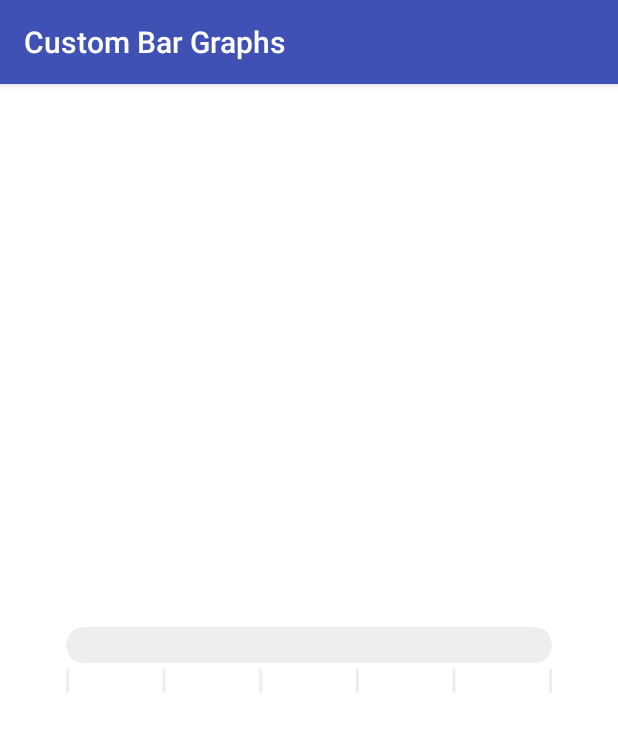
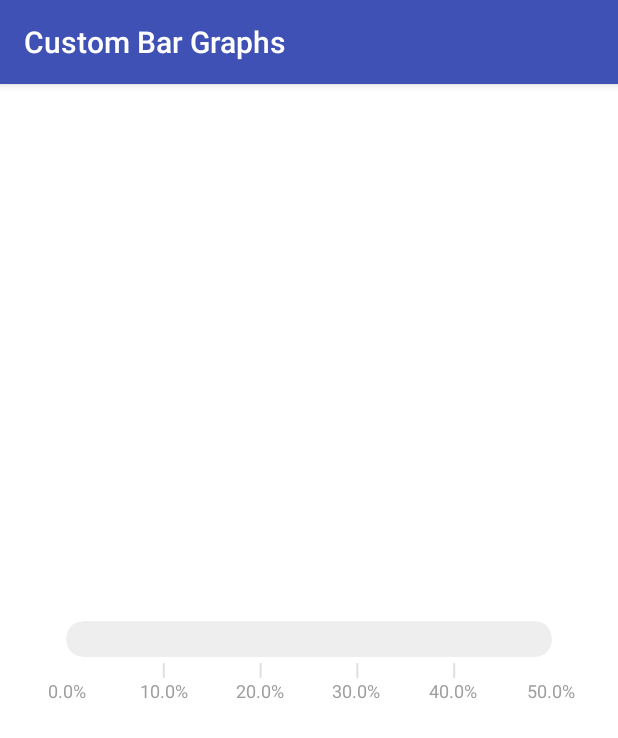
Before and after one commit to joseph-venditti/CustomBarGraph, an Android app: the screen it shows after launch (MainActivity), on a phone screen of 412 x 824 dp. Shown: the top 738 px of the screen. Run offline under Robolectric (Android 15) with nearby library versions, the phone set to English and light mode, and no system bars.

Commit message:
- Can now show line percentages

```diff
--- a/app/src/main/java/ca/jmdv/bargraphtester/MainActivity.java
+++ b/app/src/main/java/ca/jmdv/bargraphtester/MainActivity.java
@@ -19,11 +19,11 @@ public class MainActivity extends AppCompatActivity {
         setContentView(R.layout.activity_main);
 
         // Create color/value pairs
-        ColorValuePair pair0 = new ColorValuePair(ContextCompat.getColor(this, R.color.colorOrange_800), 10.0f);
-        ColorValuePair pair1 = new ColorValuePair(ContextCompat.getColor(this, R.color.colorBlue_200), 5.0f);
-        ColorValuePair pair2 = new ColorValuePair(ContextCompat.getColor(this, R.color.colorBlue_300), 1.0f);
-        ColorValuePair pair3 = new ColorValuePair(ContextCompat.getColor(this, R.color.colorBlue_400), 1.0f);
-        ColorValuePair pair4 = new ColorValuePair(ContextCompat.getColor(this, R.color.colorGreen_200), 0.5f);
+        ColorValuePair pair0 = new ColorValuePair(ContextCompat.getColor(this, R.color.colorOrange_800), 16.0f);
+        ColorValuePair pair1 = new ColorValuePair(ContextCompat.getColor(this, R.color.colorBlue_200), 10.0f);
+        ColorValuePair pair2 = new ColorValuePair(ContextCompat.getColor(this, R.color.colorBlue_300), 8.0f);
+        ColorValuePair pair3 = new ColorValuePair(ContextCompat.getColor(this, R.color.colorBlue_400), 5.0f);
+        ColorValuePair pair4 = new ColorValuePair(ContextCompat.getColor(this, R.color.colorGreen_200), 2.0f);
 
         // Add pairs to array
         ArrayList<ColorValuePair> values = new ArrayList<>();
@@ -35,7 +35,7 @@ public class MainActivity extends AppCompatActivity {
 
         // Set max value and data for bar graph
         final CustomBarGraph barGraph1 = (CustomBarGraph) findViewById(R.id.barGraph1);
-        barGraph1.setMaxValue(20.0f);
+        barGraph1.setMaxValue(50.0f);
         barGraph1.setData(values);
     }
 }
--- a/app/src/main/java/ca/jmdv/bargraphtester/views/CustomBarGraph.java
+++ b/app/src/main/java/ca/jmdv/bargraphtester/views/CustomBarGraph.java
@@ -6,9 +6,10 @@ import android.graphics.Canvas;
 import android.graphics.Color;
 import android.graphics.Paint;
 import android.graphics.Path;
+import android.graphics.Rect;
 import android.graphics.RectF;
+import android.graphics.Typeface;
 import android.util.AttributeSet;
-import android.util.Log;
 import android.view.View;
 
 import java.util.ArrayList;
@@ -18,9 +19,8 @@ import ca.jmdv.bargraphtester.models.ColorValuePair;
 
 public class CustomBarGraph extends View {
 
-    // TODO 1: Add line labels
-    // TODO 2: Add ability for primary labels
-    // TODO 3: Add ability for secondary labels
+    // TODO 1: Add ability for primary labels
+    // TODO 2: Add ability for secondary labels
 
     private static final String TAG = CustomBarGraph.class.getSimpleName();
 
@@ -28,6 +28,7 @@ public class CustomBarGraph extends View {
     private static final int MAX_SCALE_LINE_REPEAT_PERCENTAGE = 100;
     private static final int DEFAULT_SCALE_LINE_REPEAT_PERCENTAGE = 10;
     private static final int DEFAULT_SCALE_LINE_WIDTH = 2;
+    private static final String PERCENTAGE_SYMBOL = "%";
 
     private float maxValue = MAX_SCALE_LINE_REPEAT_PERCENTAGE;
     private float currentFillLength = 0;
@@ -36,9 +37,12 @@ public class CustomBarGraph extends View {
     private int scaleLineWidth;
     private int scaleLineRepeatPercentage;
     private int scaleLineTopPadding;
+    private int scaleLineBottomPadding;
+    private int scaleLabelHeight;
     private Paint barBasePaint;
     private Paint scaleLinePaint;
     private Paint cornerOverlayPaint;
+    private Paint scaleLinePercentagePaint;
     private Paint transparentPaint;
     private boolean scaleHideStartLine;
     private boolean scaleHideEndLine;
@@ -99,6 +103,8 @@ public class CustomBarGraph extends View {
         scaleLineHeight = ta.getDimensionPixelSize(R.styleable.CustomBarGraph_scaleLineHeight, 0);
         scaleLineWidth = ta.getDimensionPixelSize(R.styleable.CustomBarGraph_scaleLineWidth, DEFAULT_SCALE_LINE_WIDTH);
         scaleLineTopPadding = ta.getDimensionPixelSize(R.styleable.CustomBarGraph_scaleLineTopPadding, 0);
+        scaleLineBottomPadding = ta.getDimensionPixelSize(R.styleable.CustomBarGraph_scaleLineBottomPadding, 0);
+        int scaleLinePercentageTextSize = ta.getDimensionPixelSize(R.styleable.CustomBarGraph_scaleLinePercentageTextSize, 0);
 
         // Integers
         scaleLineRepeatPercentage = ta.getInteger(R.styleable.CustomBarGraph_scaleLineRepeatPercentage, DEFAULT_SCALE_LINE_REPEAT_PERCENTAGE);
@@ -112,6 +118,7 @@ public class CustomBarGraph extends View {
         int baseColor = ta.getColor(R.styleable.CustomBarGraph_baseColor, Color.BLACK);
         int scaleLineColor = ta.getColor(R.styleable.CustomBarGraph_scaleLineColor, Color.BLACK);
         int cornerOverlayColor = ta.getColor(R.styleable.CustomBarGraph_cornerOverlayColor, Color.TRANSPARENT);
+        int scaleLinePercentageTextColor = ta.getColor(R.styleable.CustomBarGraph_scaleLinePercentageTextColor, Color.BLACK);
 
         ta.recycle();
 
@@ -123,6 +130,18 @@ public class CustomBarGraph extends View {
 
         cornerOverlayPaint = new Paint(Paint.ANTI_ALIAS_FLAG);
         cornerOverlayPaint.setColor(cornerOverlayColor);
+
+        scaleLinePercentagePaint = new Paint(Paint.ANTI_ALIAS_FLAG);
+        scaleLinePercentagePaint.setColor(scaleLinePercentageTextColor);
+        scaleLinePercentagePaint.setTextSize(scaleLinePercentageTextSize);
+        scaleLinePercentagePaint.setTextAlign(Paint.Align.LEFT);
+        scaleLinePercentagePaint.setTypeface(Typeface.create(Typeface.DEFAULT, Typeface.NORMAL));
+
+        // Calculate the label height
+        Rect fillRect = new Rect();
+        String tempLabel = PERCENTAGE_SYMBOL;
+        scaleLinePercentagePaint.getTextBounds(tempLabel, 0, tempLabel.length(), fillRect);
+        scaleLabelHeight = fillRect.height();
 
         transparentPaint = new Paint(Paint.ANTI_ALIAS_FLAG);
         transparentPaint.setColor(Color.TRANSPARENT);
@@ -146,7 +165,9 @@ public class CustomBarGraph extends View {
         }
         drawCornerOverlays(canvas);
         drawScaleLines(canvas);
-        drawScaleLabels(canvas);
+        if (scaleShowLinePercentages) {
+            drawScaleLabels(canvas);
+        }
     }
 
     private void drawBase(Canvas canvas) {
@@ -279,20 +300,39 @@ public class CustomBarGraph extends View {
     }
 
     private void drawScaleLabels(Canvas canvas) {
-        int lineCount = (MAX_SCALE_LINE_REPEAT_PERCENTAGE / scaleLineRepeatPercentage);
-        Log.d(TAG, "drawScaleLabels: " + scaleShowLinePercentages + " | " + lineCount + " | " + maxValue + " | " + (maxValue / lineCount));
-        // TODO: Display percentages below lines
 
+        scaleLineRepeatPercentage = boundPercentage(scaleLineRepeatPercentage);
+
+        Rect fillRect;
+        float left;
+
+        float barLength = getWidth() - getPaddingRight() - getPaddingLeft();
+        float barCenter = getBarCenter();
+        float halfBarHeight = barHeight / 2;
+        float top = barCenter + halfBarHeight + scaleLineTopPadding + scaleLineBottomPadding + scaleLineHeight + scaleLabelHeight;
+
+        int lineCount = (MAX_SCALE_LINE_REPEAT_PERCENTAGE / scaleLineRepeatPercentage) + 1;
+        float lineSpace = (barLength - (lineCount * scaleLineWidth)) / (lineCount - 1);
+
+        String label;
+
+        for (int i = 0; i < lineCount; i++) {
+            fillRect = new Rect();
+            label = (i * (maxValue / (lineCount - 1))) + PERCENTAGE_SYMBOL;
+            scaleLinePercentagePaint.getTextBounds(label, 0, label.length(), fillRect);
+            left = getPaddingLeft() + (i * scaleLineWidth) + (i * lineSpace) - (fillRect.width() / 2);
+            canvas.drawText(label, left, top, scaleLinePercentagePaint);
+        }
     }
 
     private float getBarCenter() {
-        float barCenter = (getHeight() - scaleLineHeight - scaleLineTopPadding - getPaddingTop() - getPaddingBottom()) / 2;
+        float barCenter = (getHeight() - scaleLineHeight - scaleLineTopPadding - scaleLineBottomPadding - scaleLabelHeight - getPaddingTop() - getPaddingBottom()) / 2;
         barCenter += getPaddingTop();
         return barCenter;
     }
 
     private int measureHeight(int measureSpec) {
-        int size = barHeight + scaleLineTopPadding + scaleLineHeight + getPaddingTop() + getPaddingBottom();
+        int size = barHeight + scaleLineHeight + scaleLineTopPadding + scaleLineBottomPadding + scaleLabelHeight + getPaddingTop() + getPaddingBottom();
         return resolveSizeAndState(size, measureSpec, 0);
     }
 
--- a/app/src/main/res/layout/activity_main.xml
+++ b/app/src/main/res/layout/activity_main.xml
@@ -26,10 +26,13 @@
             custom:barHeight="@dimen/barHeight"
             custom:baseColor="@color/colorGrey_200"
             custom:cornerOverlayColor="@color/colorWhite"
-            custom:scaleHideEndLine="false"
-            custom:scaleHideStartLine="false"
-            custom:scaleLineColor="@color/colorGrey_200"
+            custom:scaleHideEndLine="true"
+            custom:scaleHideStartLine="true"
+            custom:scaleLineBottomPadding="@dimen/scaleLineBottomPadding"
+            custom:scaleLineColor="@color/colorGrey_300"
             custom:scaleLineHeight="@dimen/scaleLineHeight"
+            custom:scaleLinePercentageTextColor="@color/colorGrey_500"
+            custom:scaleLinePercentageTextSize="@dimen/scaleLinePercentageTextSize"
             custom:scaleLineRepeatPercentage="@integer/scaleLineRepeatPercentage"
             custom:scaleLineTopPadding="@dimen/scaleLineTopPadding"
             custom:scaleLineWidth="@dimen/scaleLineWidth"
--- a/app/src/main/res/values/attrs.xml
+++ b/app/src/main/res/values/attrs.xml
@@ -22,6 +22,9 @@
         <!-- The top padding of each scale line (if provided) -->
         <attr name="scaleLineTopPadding" format="dimension" />
 
+        <!-- The bottom padding of each scale line (if provided) -->
+        <attr name="scaleLineBottomPadding" format="dimension" />
+
         <!-- How often the scale line should repeat (min 1, max 100) -->
         <attr name="scaleLineRepeatPercentage" format="integer" />
 
@@ -34,5 +37,11 @@
         <!-- If you should show line percentages (based off the max value) -->
         <attr name="scaleShowLinePercentages" format="boolean" />
 
+        <!-- The text size of the line percentage labels (if provided) -->
+        <attr name="scaleLinePercentageTextSize" format="dimension" />
+
+        <!-- The text color of the line percentage labels (if provided) -->
+        <attr name="scaleLinePercentageTextColor" format="color" />
+
     </declare-styleable>
 </resources>
--- a/app/src/main/res/values/colors.xml
+++ b/app/src/main/res/values/colors.xml
@@ -6,6 +6,7 @@
     <color name="colorAccent">#FF4081</color>
 
     <color name="colorWhite">#FFFFFF</color>
+    <color name="colorBlack">#000000</color>
 
     <color name="colorGrey_100">#F5F5F5</color>
     <color name="colorGrey_200">#EEEEEE</color>
--- a/app/src/main/res/values/dimens-valueBar.xml
+++ b/app/src/main/res/values/dimens-valueBar.xml
@@ -6,9 +6,11 @@
     <dimen name="paddingBottom">12dp</dimen>
     <dimen name="paddingHorizontal">24dp</dimen>
     <dimen name="barHeight">24dp</dimen>
-    <dimen name="scaleLineHeight">16dp</dimen>
-    <dimen name="scaleLineWidth">2dp</dimen>
+    <dimen name="scaleLineHeight">10dp</dimen>
+    <dimen name="scaleLineWidth">1dp</dimen>
     <dimen name="scaleLineTopPadding">4dp</dimen>
+    <dimen name="scaleLineBottomPadding">4dp</dimen>
+    <dimen name="scaleLinePercentageTextSize">12dp</dimen>
 
     <!-- Integers -->
     <integer name="scaleLineRepeatPercentage">20</integer>
```
